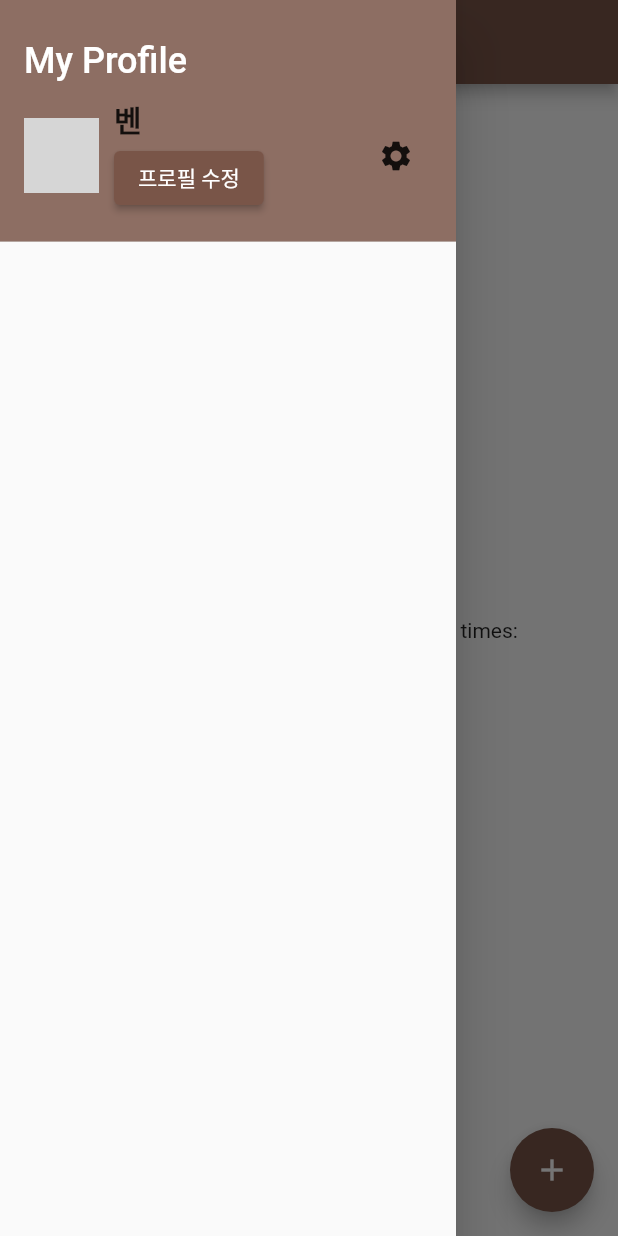
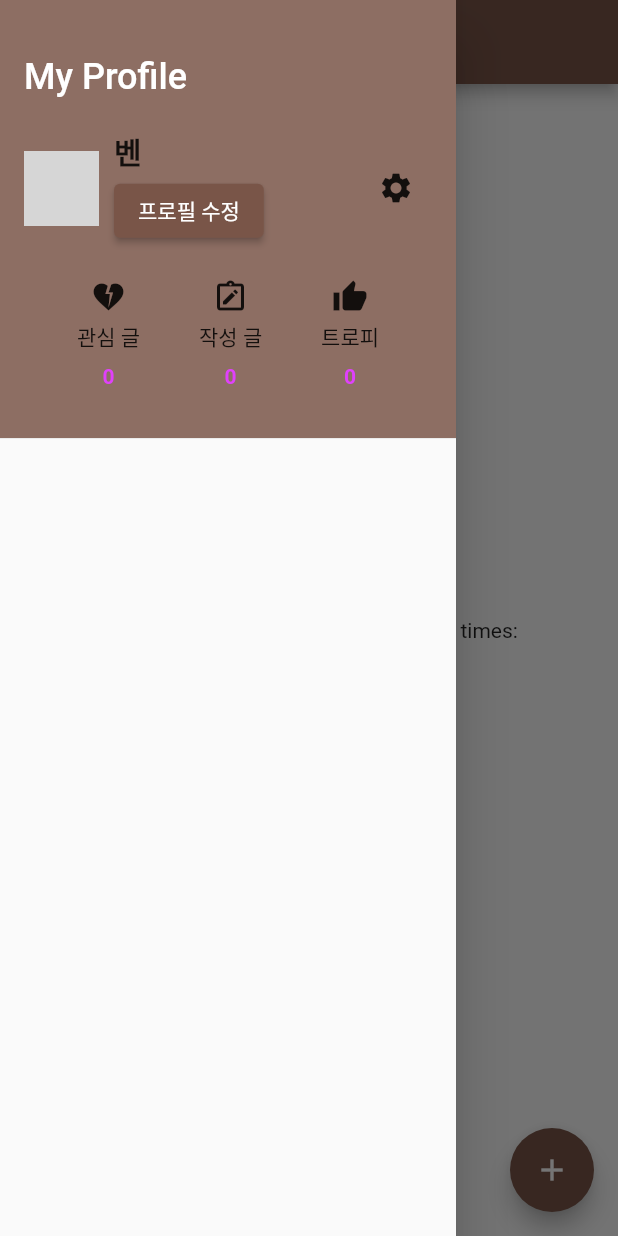
Before and after one commit to heegyubaek/tennis-love, a Flutter app: the screen it shows after launch, with the side drawer open, on a phone screen of 412 x 824 dp. Run offline on Flutter 3.47's test engine with Material 2 defaults, Android fonts, the phone set to English and light mode, and no system bars; network calls fail; grey boxes are pictures that could not be loaded.

Commit message:
add drawer header

```diff
--- a/lib/main.dart
+++ b/lib/main.dart
@@ -70,43 +70,13 @@ class _MyHomePageState extends State<MyHomePage> {
         child: ListView(
           padding: EdgeInsets.zero,
           children: [
-            DrawerHeader(
-              decoration: BoxDecoration(
-                color: Colors.brown[400],
-              ),
-              child: Column(
-                mainAxisAlignment: MainAxisAlignment.spaceEvenly,
-                crossAxisAlignment: CrossAxisAlignment.start,
-                children: [
-                  Text(
-                    'My Profile',
-                    style: TextStyle(color: Colors.white, fontSize: 24),
-                  ),
-                  Row(
-                    children: [
-                      SizedBox(
-                          width: 50,
-                          height: 50,
-                          child: Image.network(
-                              'https://img.etoday.co.kr/pto_db/2017/07/600/20170710053714_1093286_610_614.jpg')),
-                      Expanded(
-                        child: Padding(
-                          padding: const EdgeInsets.fromLTRB(10, 0, 10, 0),
-                          child: Column(
-                            crossAxisAlignment: CrossAxisAlignment.start,
-                            children: [
-                              Text('벤', style: TextStyle(fontSize: 20, fontWeight: FontWeight.bold),),
-                              ElevatedButton(
-                                  onPressed: () {}, child: Text('프로필 수정')),
-                            ],
-                          ),
-                        ),
-                      ),
-                      IconButton(
-                          onPressed: () {}, icon: Icon(Icons.settings))
-                    ],
-                  ),
-                ],
+            SizedBox(
+              height: 300,
+              child: DrawerHeader(
+                decoration: BoxDecoration(
+                  color: Colors.brown[400],
+                ),
+                child: drawerProfileHeader(),
               ),
             ),
           ],
@@ -137,7 +107,10 @@ class _MyHomePageState extends State<MyHomePage> {
             ),
             Text(
               '$_counter',
-              style: Theme.of(context).textTheme.headline4,
+              style: Theme
+                  .of(context)
+                  .textTheme
+                  .headline4,
             ),
           ],
         ),
@@ -149,4 +122,68 @@ class _MyHomePageState extends State<MyHomePage> {
       ), // This trailing comma makes auto-formatting nicer for build methods.
     );
   }
+
+  Widget item(Icon icon, String itemName) {
+    return Column(
+      children: [
+        icon,
+        Padding(
+          padding: const EdgeInsets.all(4.0),
+          child: Text(itemName),
+        ),
+        Padding(
+          padding: const EdgeInsets.all(4.0),
+          child: Text('0', style: TextStyle(
+              fontWeight: FontWeight.bold, color: Colors.purpleAccent),),
+        )
+      ],
+    );
+  }
+
+  Widget drawerProfileHeader() {
+    return Column(
+      mainAxisAlignment: MainAxisAlignment.spaceEvenly,
+      crossAxisAlignment: CrossAxisAlignment.start,
+      children: [
+        Text(
+          'My Profile',
+          style: TextStyle(color: Colors.white, fontSize: 24),
+        ),
+        Row(
+          children: [
+            SizedBox(
+                width: 50,
+                height: 50,
+                child: Image.network(
+                    'https://img.etoday.co.kr/pto_db/2017/07/600/20170710053714_1093286_610_614.jpg')),
+            Expanded(
+              child: Padding(
+                padding: const EdgeInsets.fromLTRB(10, 0, 10, 0),
+                child: Column(
+                  crossAxisAlignment: CrossAxisAlignment.start,
+                  children: [
+                    Text(
+                      '벤',
+                      style:
+                      TextStyle(fontSize: 20, fontWeight: FontWeight.bold),
+                    ),
+                    ElevatedButton(onPressed: () {}, child: Text('프로필 수정')),
+                  ],
+                ),
+              ),
+            ),
+            IconButton(onPressed: () {}, icon: Icon(Icons.settings))
+          ],
+        ),
+        Row(
+          mainAxisAlignment: MainAxisAlignment.spaceEvenly,
+          children: [
+            item(Icon(Icons.heart_broken), '관심 글'),
+            item(Icon(Icons.note_alt_outlined), '작성 글'),
+            item(Icon(Icons.thumb_up), '트로피'),
+          ],
+        )
+      ],
+    );
+  }
 }
```
